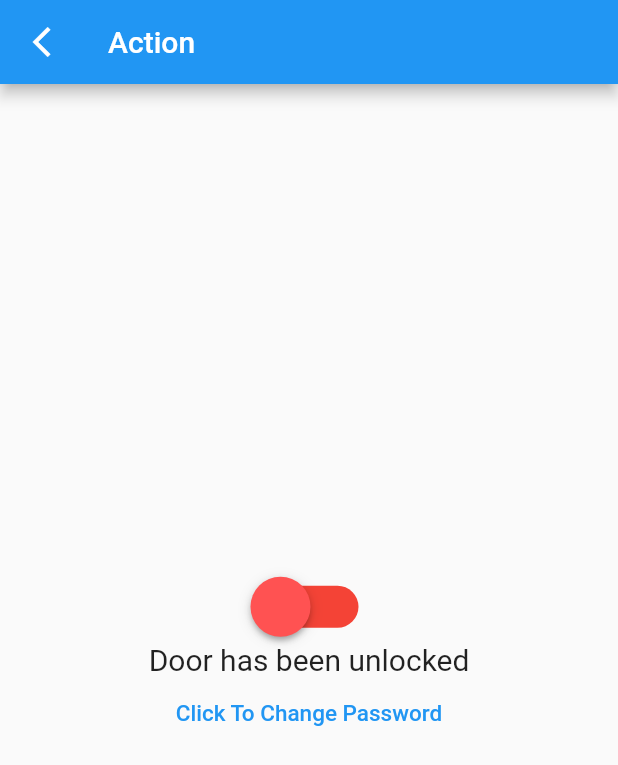
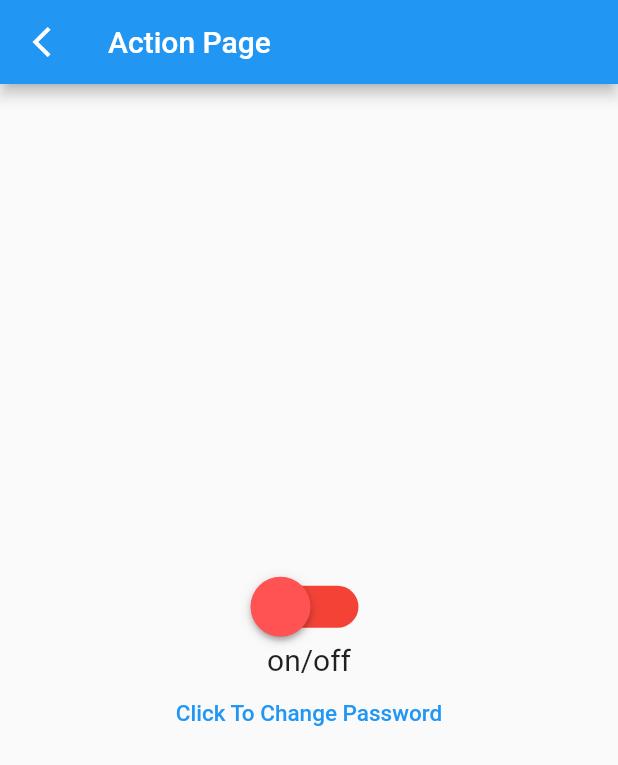
Before and after one commit to Nathy-bajo/Alohomora, a Flutter app: the ActionPage screen opened by its route, on a phone screen of 412 x 824 dp. Shown: the top 765 px of the screen. Run offline on Flutter 3.47's test engine with Material 2 defaults, Android fonts, the phone set to English and light mode, and no system bars; our stand-ins replace dio, flutter_local_notifications, flutter_secure_storage, jwt_decoder, page_transition, rxdart and 1 more; accounts and stored records are empty.

Commit message:
remove files

```diff
--- a/lib/actionpage.dart
+++ b/lib/actionpage.dart
@@ -4,7 +4,7 @@ import 'package:flutter/material.dart';
 import 'package:login_form/changepassword.dart';
 import 'package:login_form/loginpage.dart';
 import 'token.dart';
-import 'notifactions.dart';
+// import 'notifactions.dart';
 
 class ActionPage extends StatefulWidget {
   const ActionPage({Key? key}) : super(key: key);
@@ -15,16 +15,16 @@ class ActionPage extends StatefulWidget {
 
 class _SecondScreenState extends State<ActionPage> {
   bool isSwitched = false;
-  var textValue = 'Door has been unlocked';
+  var textValue = 'on/off';
 
   void toggleSwitch(bool value) {
     if (isSwitched == false) {
       setState(() {
         postData(action: "open");
-        NotificationApi.showNotification(
-            title: 'Test door',
-            body: 'Door has been opened.',
-            payload: 'test.door');
+        // NotificationApi.showNotification(
+        //     title: 'Test door',
+        //     body: 'Door has been opened.',
+        //     payload: 'test.door');
 
         isSwitched = true;
         textValue = 'Door has been unlocked';
@@ -33,10 +33,10 @@ class _SecondScreenState extends State<ActionPage> {
     } else {
       setState(() {
         postData(action: "close");
-        NotificationApi.showNotification(
-            title: 'Test door',
-            body: 'Door has been closed.',
-            payload: 'test.door');
+        // NotificationApi.showNotification(
+        //     title: 'Test door',
+        //     body: 'Door has been closed.',
+        //     payload: 'test.door');
 
         isSwitched = false;
         textValue = 'Door has been locked';
@@ -71,27 +71,27 @@ class _SecondScreenState extends State<ActionPage> {
     }
   }
 
-  @override
-  void initState() {
-    super.initState();
+  // @override
+  // void initState() {
+  //   super.initState();
 
-    NotificationApi.init();
-    listenNotifications();
-  }
+  //   NotificationApi.init();
+  //   listenNotifications();
+  // }
 
-  void listenNotifications() =>
-      NotificationApi.onNotifications.listen(onClickedNotification);
+  // void listenNotifications() =>
+  //     NotificationApi.onNotifications.listen(onClickedNotification);
 
-  void onClickedNotification(String? payload) =>
-      Navigator.of(context).push(MaterialPageRoute(
-        builder: (context) => const ActionPage(),
-      ));
+  // void onClickedNotification(String? payload) =>
+  //     Navigator.of(context).push(MaterialPageRoute(
+  //       builder: (context) => const ActionPage(),
+  //     ));
 
   @override
   Widget build(BuildContext context) {
     return Scaffold(
         appBar: AppBar(
-          title: const Text("Action"),
+          title: const Text("Action Page"),
           leading: IconButton(
               icon: const Icon(
                 Icons.arrow_back_ios_sharp,
```
Also changed, not shown: lib/splash.dart (+8 -11 lines), 2 other files.
